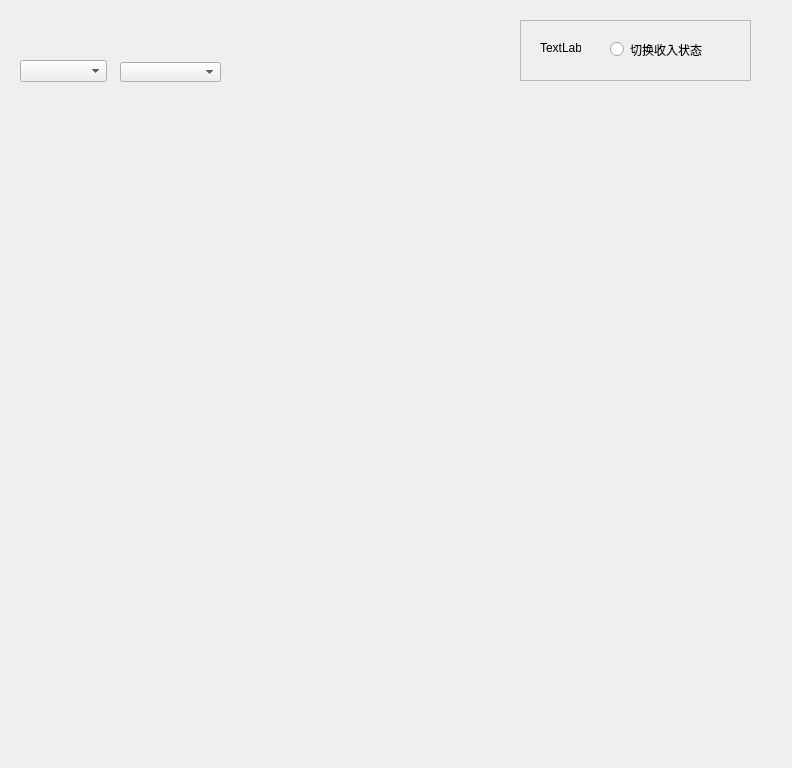
First picture: the form in analyze.ui, repository X-wenhao/bookkeeping, before the edit.
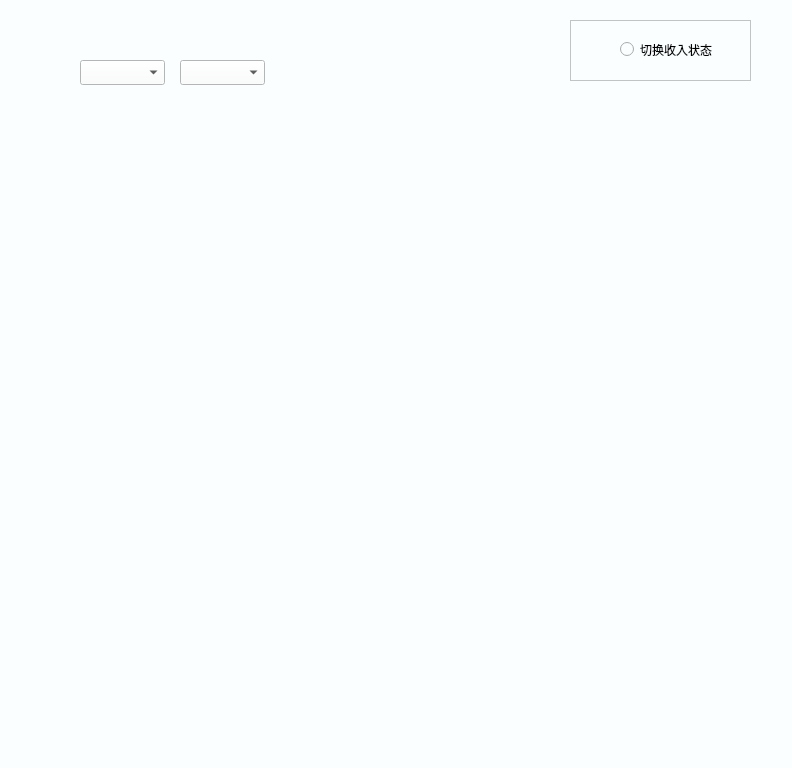
Second picture: the form after the edit. Icons and pictures are not drawn.

The edit to the form file:
```diff
--- a/analyze.ui
+++ b/analyze.ui
@@ -13,6 +13,9 @@
   <property name="windowTitle">
    <string>Form</string>
   </property>
+  <property name="styleSheet">
+   <string notr="true">background-color: rgb(250, 254, 255);</string>
+  </property>
   <widget class="QLabel" name="two_icon_first">
    <property name="geometry">
     <rect>
@@ -48,9 +51,9 @@
   <widget class="QFrame" name="frame">
    <property name="geometry">
     <rect>
-     <x>520</x>
+     <x>570</x>
      <y>20</y>
-     <width>231</width>
+     <width>181</width>
      <height>61</height>
     </rect>
    </property>
@@ -63,20 +66,23 @@
    <widget class="QLabel" name="two_icon_exchange">
     <property name="geometry">
      <rect>
-      <x>20</x>
+      <x>10</x>
       <y>20</y>
-      <width>41</width>
+      <width>25</width>
       <height>16</height>
      </rect>
     </property>
+    <property name="styleSheet">
+     <string notr="true">background-image: url(:/page/material/支出/图层 1.png);</string>
+    </property>
     <property name="text">
-     <string>TextLabel</string>
+     <string/>
     </property>
    </widget>
    <widget class="QRadioButton" name="two_exchange_status">
     <property name="geometry">
      <rect>
-      <x>90</x>
+      <x>50</x>
       <y>20</y>
       <width>115</width>
       <height>19</height>
@@ -90,27 +96,27 @@
   <widget class="QWidget" name="two_widget_first" native="true">
    <property name="geometry">
     <rect>
-     <x>100</x>
-     <y>260</y>
-     <width>601</width>
-     <height>41</height>
+     <x>50</x>
+     <y>120</y>
+     <width>700</width>
+     <height>180</height>
     </rect>
    </property>
    <property name="styleSheet">
-    <string notr="true">border-image: url(:/wish_bottle/material/支出/月度对比图修改.png);</string>
+    <string notr="true"/>
    </property>
   </widget>
   <widget class="QWidget" name="two_widget_second" native="true">
    <property name="geometry">
     <rect>
      <x>50</x>
-     <y>430</y>
-     <width>671</width>
-     <height>251</height>
+     <y>410</y>
+     <width>700</width>
+     <height>250</height>
     </rect>
    </property>
    <property name="styleSheet">
-    <string notr="true">border-image: url(:/wish_bottle/material/支出/饼状图修改.png);</string>
+    <string notr="true"/>
    </property>
   </widget>
   <widget class="QLabel" name="two_icon_second">
@@ -148,63 +154,24 @@
   <widget class="QComboBox" name="two_year">
    <property name="geometry">
     <rect>
-     <x>20</x>
-     <y>60</y>
-     <width>87</width>
-     <height>22</height>
-    </rect>
-   </property>
-  </widget>
-  <widget class="QComboBox" name="two_month">
-   <property name="geometry">
-    <rect>
-     <x>120</x>
-     <y>62</y>
-     <width>101</width>
-     <height>20</height>
-    </rect>
-   </property>
-   <property name="styleSheet">
-    <string notr="true"/>
-   </property>
-  </widget>
-  <widget class="QWidget" name="widget_first" native="true">
-   <property name="geometry">
-    <rect>
-     <x>100</x>
-     <y>90</y>
-     <width>601</width>
-     <height>151</height>
-    </rect>
-   </property>
-   <property name="styleSheet">
-    <string notr="true">border-image: url(:/wish_bottle/material/支出/折线.png);</string>
-   </property>
-  </widget>
-  <widget class="QWidget" name="blackground_first" native="true">
-   <property name="geometry">
-    <rect>
      <x>80</x>
-     <y>80</y>
-     <width>641</width>
-     <height>241</height>
+     <y>60</y>
+     <width>85</width>
+     <height>25</height>
     </rect>
    </property>
-   <property name="styleSheet">
-    <string notr="true">border-image: url(:/wish_bottle/material/支出/背景1.png);</string>
-   </property>
   </widget>
-  <widget class="QWidget" name="blackground_second" native="true">
+  <widget class="QComboBox" name="two_month">
    <property name="geometry">
     <rect>
-     <x>30</x>
-     <y>410</y>
-     <width>711</width>
-     <height>291</height>
+     <x>180</x>
+     <y>60</y>
+     <width>85</width>
+     <height>25</height>
     </rect>
    </property>
    <property name="styleSheet">
-    <string notr="true">border-image: url(:/wish_bottle/material/支出/背景1.png);</string>
+    <string notr="true"/>
    </property>
   </widget>
   <action name="actiontwo_exchange_status">
```
